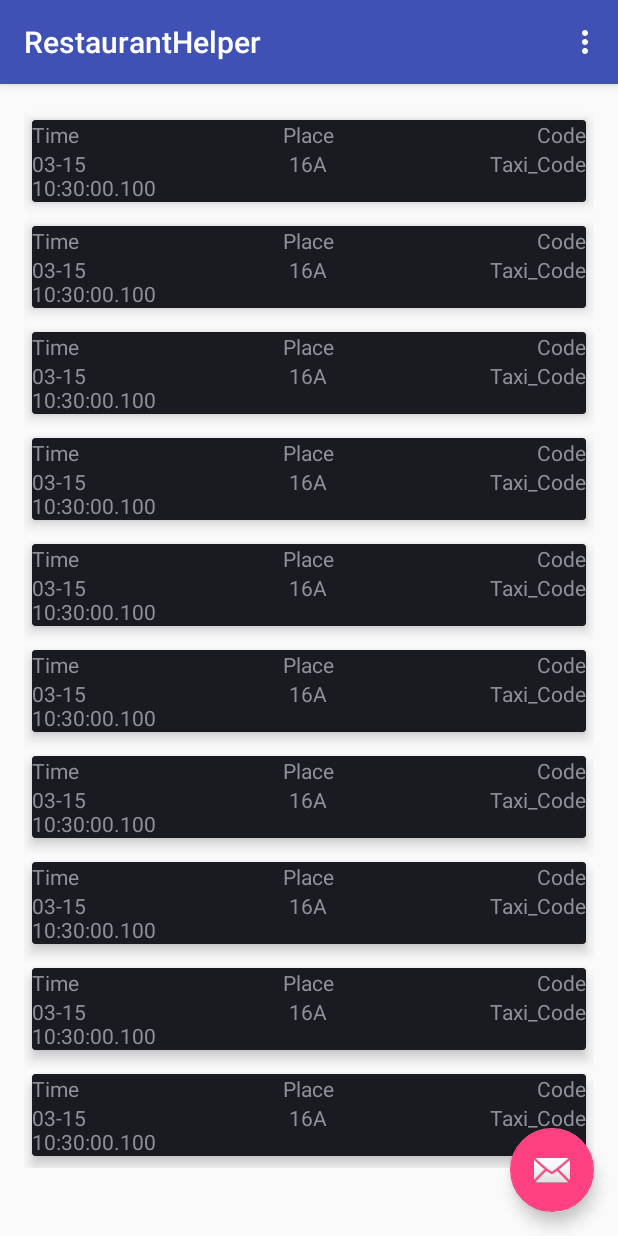
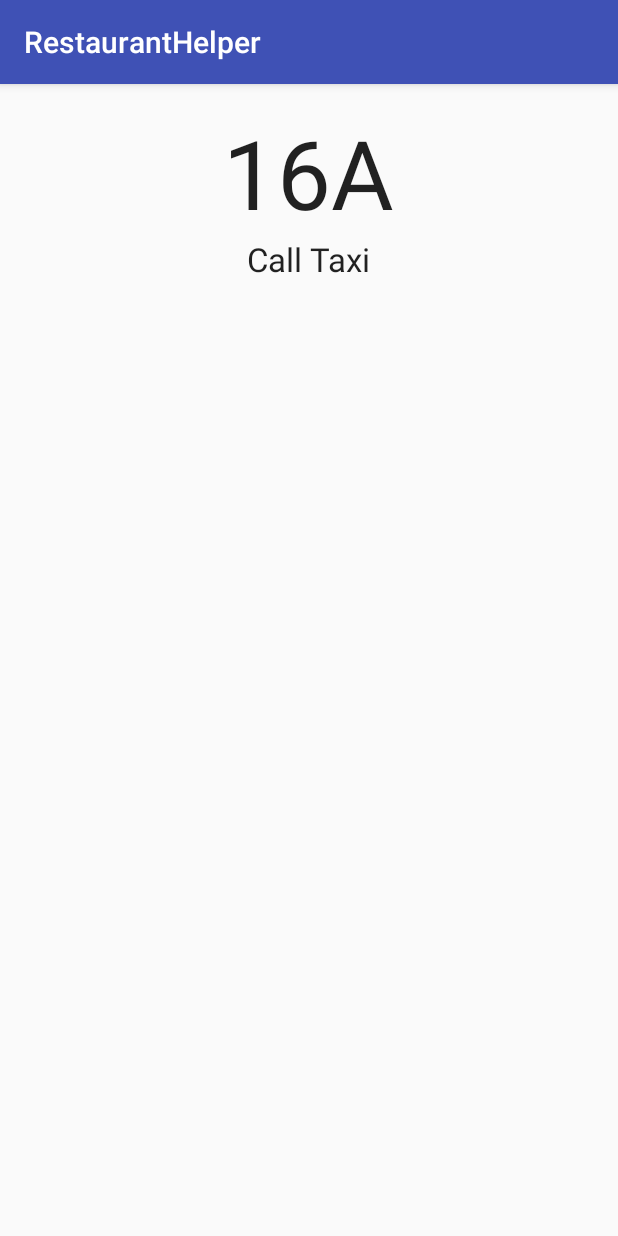
Before and after one commit to Vrungel322/RestaurantHelper, an Android app: the screen it shows after launch (MainActivity before the commit, TaxiCallActivity after it), after a tap on "Time", on a phone screen of 412 x 824 dp. Run offline under Robolectric (Android 15) with nearby library versions, the light colour scheme and no system bars; our stand-ins replace ButterKnife.

Commit message:
simple TaxiActivity created

```diff
--- a/mobile/src/main/AndroidManifest.xml
+++ b/mobile/src/main/AndroidManifest.xml
@@ -2,6 +2,11 @@
 <manifest xmlns:android="http://schemas.android.com/apk/res/android"
     package="com.nanddgroup.restauranthelper">
 
+    <uses-permission android:name="android.permission.INTERNET"/>
+    <uses-permission android:name="android.permission.READ_PHONE_STATE"/>
+    <uses-permission android:name="android.permission.READ_CONTACTS"/>
+    <uses-permission android:name="android.permission.CALL_PHONE"/>
+    <uses-permission android:name="android.permission.SEND_SMS"/>
     <application
         android:allowBackup="true"
         android:icon="@mipmap/ic_launcher"
--- a/mobile/src/main/java/com/nanddgroup/restauranthelper/AdapterMainRv.java
+++ b/mobile/src/main/java/com/nanddgroup/restauranthelper/AdapterMainRv.java
@@ -1,6 +1,7 @@
 package com.nanddgroup.restauranthelper;
 
 import android.content.Context;
+import android.content.Intent;
 import android.support.v7.widget.CardView;
 import android.support.v7.widget.RecyclerView;
 import android.view.LayoutInflater;
@@ -18,9 +19,11 @@ import java.util.List;
 public class AdapterMainRv extends RecyclerView.Adapter<AdapterMainRv.MainViewHolder> {
     private LayoutInflater layoutInflater;
     private List<Information> data = Collections.emptyList();
+    private Context context;
 
     public AdapterMainRv(Context context, List<Information> data) {
         layoutInflater = layoutInflater.from(context);
+        this.context = context;
         this.data = data;
     }
 
@@ -41,7 +44,15 @@ public class AdapterMainRv extends RecyclerView.Adapter<AdapterMainRv.MainViewHo
         holder.cardView.setOnClickListener(new View.OnClickListener() {
             @Override
             public void onClick(View v) {
-                Toast.makeText(v.getContext(), "" + holder.tvCode.getText(), Toast.LENGTH_SHORT).show();
+                Toast.makeText(v.getContext(), "" + holder.tvCode.getText(),
+                        Toast.LENGTH_SHORT).show();
+                if (holder.tvCode.getText().equals("Taxi_Code")){
+                    Intent taxiIntent = new Intent(context, TaxiCallActivity.class);
+                    taxiIntent.addFlags(Intent.FLAG_ACTIVITY_NEW_TASK);
+                    //taxiIntent.putExtra(Information.CODE, holder.tvCode.getText());
+                    taxiIntent.putExtra(Information.PLACE, holder.tvPlace.getText());
+                    context.startActivity(taxiIntent);
+                }
             }
         });
     }
--- a/mobile/src/main/java/com/nanddgroup/restauranthelper/Information.java
+++ b/mobile/src/main/java/com/nanddgroup/restauranthelper/Information.java
@@ -9,6 +9,8 @@ import java.util.List;
  * Created by Nikita on 15.03.2016.
  */
 public class Information {
+    public static final String CODE = "CODE";
+    public static final String PLACE = "PLACE";
     protected String sTime;
     protected String sPlace;
     protected String sCode;
--- a/mobile/src/main/java/com/nanddgroup/restauranthelper/TaxiCallActivity.java
+++ b/mobile/src/main/java/com/nanddgroup/restauranthelper/TaxiCallActivity.java
@@ -1,13 +1,28 @@
 package com.nanddgroup.restauranthelper;
 
+import android.content.Intent;
 import android.support.v7.app.AppCompatActivity;
 import android.os.Bundle;
+import android.widget.TextView;
+
+import butterknife.Bind;
+import butterknife.ButterKnife;
 
 public class TaxiCallActivity extends AppCompatActivity {
+    @Bind(R.id.tvPlace_taxiActivity) TextView tvPlace_taxiActivity;
 
     @Override
     protected void onCreate(Bundle savedInstanceState) {
         super.onCreate(savedInstanceState);
         setContentView(R.layout.activity_taxi_call);
+        ButterKnife.bind(this);
+        Intent intent = getIntent();
+        tvPlace_taxiActivity.setText(intent.getExtras().getString(Information.PLACE));
+    }
+
+    @Override
+    public void onBackPressed() {
+        super.onBackPressed();
+        finish();
     }
 }
--- a/mobile/src/main/res/layout/activity_taxi_call.xml
+++ b/mobile/src/main/res/layout/activity_taxi_call.xml
@@ -9,4 +9,22 @@
     android:paddingTop="@dimen/activity_vertical_margin"
     tools:context="com.nanddgroup.restauranthelper.TaxiCallActivity">
 
+    <TextView
+        android:layout_width="wrap_content"
+        android:layout_height="wrap_content"
+        android:textAppearance="?android:attr/textAppearanceLarge"
+        android:text="Place"
+        android:id="@+id/tvPlace_taxiActivity"
+        android:layout_alignParentTop="true"
+        android:layout_centerHorizontal="true"
+        android:textSize="64dp"/>
+
+    <TextView
+        android:layout_width="wrap_content"
+        android:layout_height="wrap_content"
+        android:textAppearance="?android:attr/textAppearanceLarge"
+        android:text="Call Taxi"
+        android:id="@+id/textView"
+        android:layout_below="@+id/tvPlace_taxiActivity"
+        android:layout_centerHorizontal="true" />
 </RelativeLayout>
```
